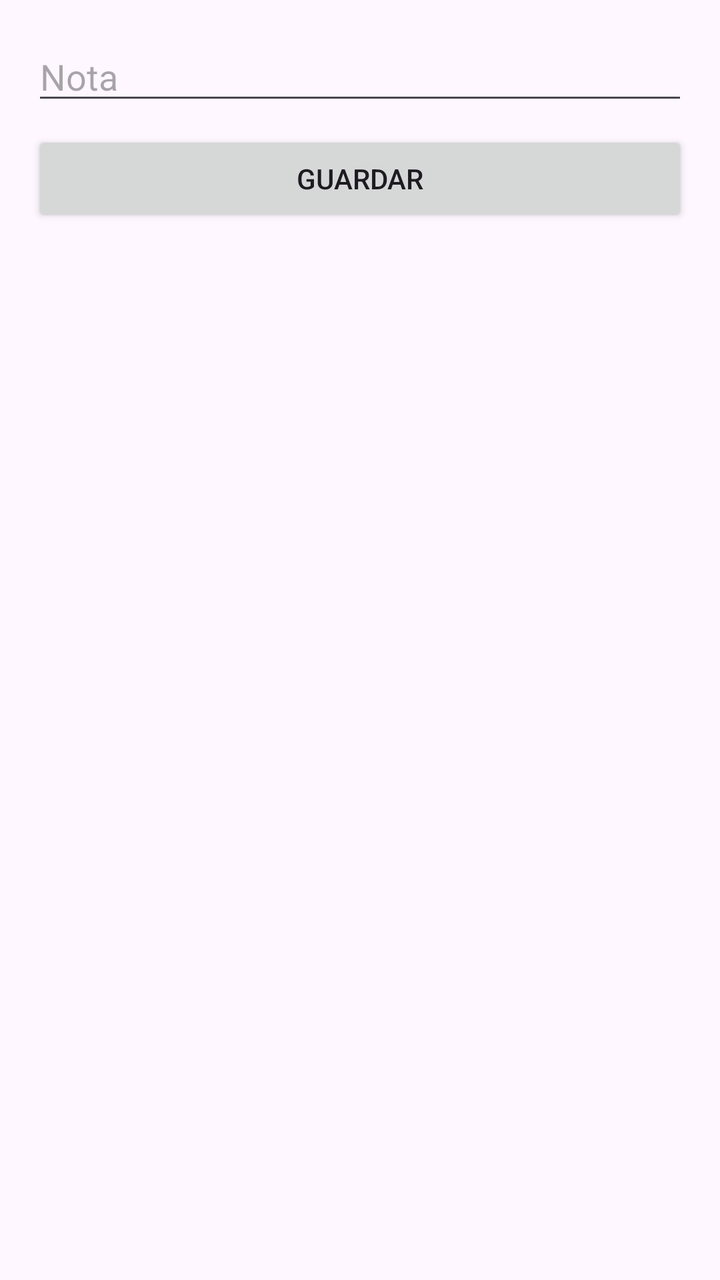
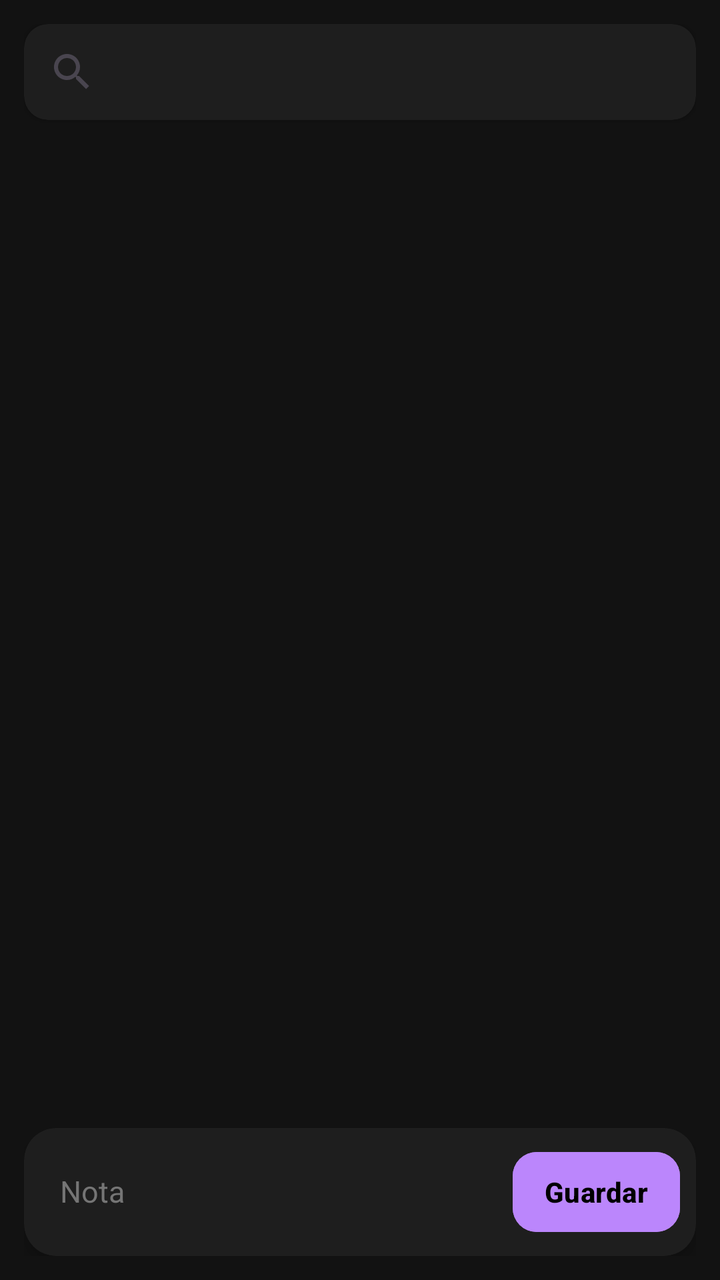

Before-and-after screenshots of an Android layout around one commit, followed by the original layout XML and the change that was made.
<!-- AndroidManifest.xml: application theme Theme.ServidorCaseroApp -->
<!-- res/layout/activity_main.xml -->
<?xml version="1.0" encoding="utf-8"?>
<LinearLayout xmlns:android="http://schemas.android.com/apk/res/android"
    android:layout_width="match_parent"
    android:layout_height="match_parent"
    android:orientation="vertical"
    android:padding="16dp">

    <EditText
        android:id="@+id/etNota"
        android:layout_width="match_parent"
        android:layout_height="wrap_content"
        android:hint="@string/hint_nota" />

    <Button
        android:id="@+id/btnEnviar"
        android:layout_width="match_parent"
        android:layout_height="wrap_content"
        android:layout_marginTop="8dp"
        android:text="@string/btn_enviar" />

    <androidx.recyclerview.widget.RecyclerView
        android:id="@+id/rvNotas"
        android:layout_width="match_parent"
        android:layout_height="0dp"
        android:layout_marginTop="16dp"
        android:layout_weight="1" />

</LinearLayout>
<!-- resources referenced by this layout -->
<resources>
  <string name="btn_enviar">Guardar</string>
  <string name="hint_nota">Nota</string>
  <style name="Theme.ServidorCaseroApp" parent="Base.Theme.ServidorCaseroApp" />
  <style name="Base.Theme.ServidorCaseroApp" parent="Theme.Material3.DayNight.NoActionBar">
          
          
      </style>
</resources>

<!-- the commit's change to res/layout/activity_main.xml (unified diff, before → after) -->
@@ -1,28 +1,88 @@
 <?xml version="1.0" encoding="utf-8"?>
-<LinearLayout xmlns:android="http://schemas.android.com/apk/res/android"
+<androidx.constraintlayout.widget.ConstraintLayout xmlns:android="http://schemas.android.com/apk/res/android"
+    xmlns:app="http://schemas.android.com/apk/res-auto"
     android:layout_width="match_parent"
     android:layout_height="match_parent"
-    android:orientation="vertical"
-    android:padding="16dp">
+    android:background="#121212"
+    android:fitsSystemWindows="true"
+    android:padding="12dp">
 
-    <EditText
-        android:id="@+id/etNota"
+    
+    <androidx.cardview.widget.CardView
+        android:id="@+id/cardSearch"
         android:layout_width="match_parent"
         android:layout_height="wrap_content"
-        android:hint="@string/hint_nota" />
+        app:cardBackgroundColor="#1E1E1E"
+        app:cardCornerRadius="12dp"
+        app:cardElevation="2dp"
+        app:layout_constraintTop_toTopOf="parent">
 
-    <Button
-        android:id="@+id/btnEnviar"
-        android:layout_width="match_parent"
-        android:layout_height="wrap_content"
-        android:layout_marginTop="8dp"
-        android:text="@string/btn_enviar" />
+        <androidx.appcompat.widget.SearchView
+            android:id="@+id/svBuscar"
+            android:layout_width="match_parent"
+            android:layout_height="wrap_content"
+            android:iconifiedByDefault="false"
+            android:queryBackground="@null"
+            android:queryHint="Buscar nota..." />
+    </androidx.cardview.widget.CardView>
 
+    
     <androidx.recyclerview.widget.RecyclerView
         android:id="@+id/rvNotas"
         android:layout_width="match_parent"
         android:layout_height="0dp"
-        android:layout_marginTop="16dp"
-        android:layout_weight="1" />
+        android:layout_marginVertical="8dp"
+        android:clipToPadding="false"
+        app:layout_constraintBottom_toTopOf="@id/cardInput"
+        app:layout_constraintTop_toBottomOf="@id/cardSearch" />
 
-</LinearLayout>
+    
+    <androidx.cardview.widget.CardView
+        android:id="@+id/cardInput"
+        android:layout_width="match_parent"
+        android:layout_height="wrap_content"
+        app:cardBackgroundColor="#1E1E1E"
+        app:cardCornerRadius="16dp"
+        app:cardElevation="4dp"
+        app:layout_constraintBottom_toBottomOf="parent">
+
+        <LinearLayout
+            android:layout_width="match_parent"
+            android:layout_height="wrap_content"
+            android:gravity="bottom"
+            android:orientation="horizontal"
+            android:padding="8dp">
+
+            <EditText
+                android:id="@+id/etNota"
+                android:layout_width="0dp"
+                android:layout_height="wrap_content"
+                android:layout_weight="1"
+                android:background="@null"
+                android:hint="@string/hint_nota"
+                android:inputType="textMultiLine"
+                android:maxLines="3"
+                android:minLines="1"
+                android:paddingHorizontal="10dp"
+                android:paddingVertical="8dp"
+                android:textColor="#FFFFFF"
+                android:textColorHint="#757575"
+                android:textSize="15sp" />
+
+            <com.google.android.material.button.MaterialButton
+                android:id="@+id/btnEnviar"
+                android:layout_width="wrap_content"
+                android:layout_height="wrap_content"
+                android:layout_marginStart="6dp"
+                android:backgroundTint="#BB86FC"
+                android:minWidth="0dp"
+                android:paddingHorizontal="16dp"
+                android:text="@string/btn_enviar"
+                android:textColor="#000000"
+                android:textStyle="bold"
+                app:cornerRadius="12dp" />
+
+        </LinearLayout>
+    </androidx.cardview.widget.CardView>
+
+</androidx.constraintlayout.widget.ConstraintLayout>
